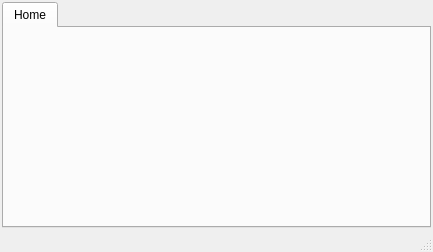
akapustiatyahoocouk/hadesvm, file src.qt/hadesvm-gui/VirtualApplianceWindow.ui: the form before one commit.
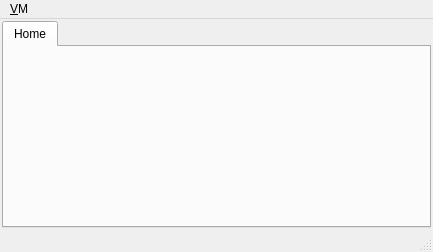
The form after the commit.

Diff of the .ui file:
```diff
--- a/src.qt/hadesvm-gui/VirtualApplianceWindow.ui
+++ b/src.qt/hadesvm-gui/VirtualApplianceWindow.ui
@@ -56,6 +56,15 @@
      <height>22</height>
     </rect>
    </property>
+   <widget class="QMenu" name="menuVm">
+    <property name="title">
+     <string>&amp;VM</string>
+    </property>
+    <addaction name="actionStop"/>
+    <addaction name="separator"/>
+    <addaction name="actionSuspend"/>
+   </widget>
+   <addaction name="menuVm"/>
   </widget>
   <widget class="QStatusBar" name="statusbar"/>
  </widget>
```
Left out of the diff: 49 changed lines with no effect on the pictures.
